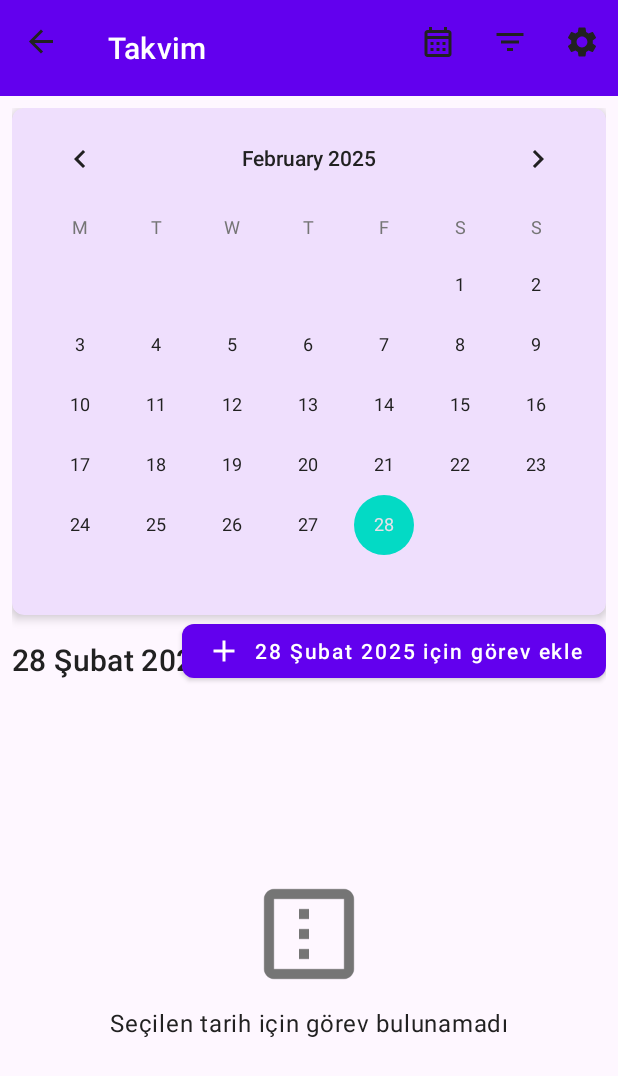
After one commit to hakantahta/hatirlatik, an Android app: the CalendarFragment screen opened through its navigation route, on a phone screen of 412 x 824 dp. The commit adds this screen. Shown: the top 1076 px of the screen. Run offline under Robolectric (Android 15) with nearby library versions, the phone set to English and light mode, and no system bars; our stand-ins replace Room's generated code, data binding, navigation-ui.

Commit message:
add calendar screen. fix bugs

```diff
--- a/app/src/main/java/com/tht/hatirlatik/MainActivity.java
+++ b/app/src/main/java/com/tht/hatirlatik/MainActivity.java
@@ -307,8 +307,12 @@ public class MainActivity extends AppCompatActivity implements InternetHelper.In
     @Override
     public boolean onOptionsItemSelected(MenuItem item) {
         try {
-            if (item.getItemId() == R.id.action_settings && navController != null) {
+            int itemId = item.getItemId();
+            if (itemId == R.id.action_settings && navController != null) {
                 navController.navigate(R.id.action_taskList_to_settings);
+                return true;
+            } else if (itemId == R.id.action_calendar && navController != null) {
+                navController.navigate(R.id.action_taskList_to_calendar);
                 return true;
             }
             return super.onOptionsItemSelected(item);
--- /dev/null
+++ b/app/src/main/java/com/tht/hatirlatik/ui/fragment/CalendarFragment.java
@@ -0,0 +1,201 @@
+package com.tht.hatirlatik.ui.fragment;
+
+import android.os.Bundle;
+import android.view.LayoutInflater;
+import android.view.View;
+import android.view.ViewGroup;
+import android.widget.CalendarView;
+import android.widget.TextView;
+
+import androidx.annotation.NonNull;
+import androidx.annotation.Nullable;
+import androidx.fragment.app.Fragment;
+import androidx.lifecycle.ViewModelProvider;
+import androidx.navigation.Navigation;
+import androidx.recyclerview.widget.RecyclerView;
+
+import com.google.android.material.button.MaterialButton;
+import com.google.android.material.progressindicator.CircularProgressIndicator;
+import com.google.android.material.snackbar.Snackbar;
+import com.tht.hatirlatik.R;
+import com.tht.hatirlatik.model.Task;
+import com.tht.hatirlatik.ui.adapter.TaskAdapter;
+import com.tht.hatirlatik.viewmodel.TaskViewModel;
+
+import java.text.SimpleDateFormat;
+import java.util.ArrayList;
+import java.util.Calendar;
+import java.util.Date;
+import java.util.List;
+import java.util.Locale;
+import java.util.stream.Collectors;
+
+public class CalendarFragment extends Fragment implements TaskAdapter.TaskItemListener {
+
+    private TaskViewModel viewModel;
+    private TaskAdapter adapter;
+    private CalendarView calendarView;
+    private TextView selectedDateTextView;
+    private MaterialButton addTaskButton;
+    private RecyclerView tasksRecyclerView;
+    private View emptyStateView;
+    private CircularProgressIndicator progressBar;
+    private Calendar selectedDate = Calendar.getInstance();
+    private static final SimpleDateFormat dateFormat = new SimpleDateFormat("d MMMM yyyy", new Locale("tr"));
+
+    @Override
+    public View onCreateView(@NonNull LayoutInflater inflater, ViewGroup container,
+                             Bundle savedInstanceState) {
+        return inflater.inflate(R.layout.fragment_calendar, container, false);
+    }
+
+    @Override
+    public void onViewCreated(@NonNull View view, @Nullable Bundle savedInstanceState) {
+        super.onViewCreated(view, savedInstanceState);
+
+        // View'ları başlat
+        initViews(view);
+
+        // ViewModel'i başlat
+        viewModel = new ViewModelProvider(this).get(TaskViewModel.class);
+
+        // Adapter'ı başlat
+        setupRecyclerView();
+
+        // Takvim listener'ını ayarla
+        setupCalendarView();
+
+        // Görev ekleme butonunu ayarla
+        setupAddTaskButton();
+
+        // Observer'ları ayarla
+        setupObservers();
+
+        // Başlangıçta bugünün tarihini göster
+        updateSelectedDateUI();
+    }
+
+    private void initViews(View view) {
+        calendarView = view.findViewById(R.id.calendar_view);
+        selectedDateTextView = view.findViewById(R.id.text_selected_date);
+        addTaskButton = view.findViewById(R.id.button_add_task_for_date);
+        tasksRecyclerView = view.findViewById(R.id.recycler_view_tasks_for_date);
+        emptyStateView = view.findViewById(R.id.empty_state);
+        progressBar = view.findViewById(R.id.progress_bar);
+    }
+
+    private void setupRecyclerView() {
+        adapter = new TaskAdapter(this);
+        tasksRecyclerView.setAdapter(adapter);
+    }
+
+    private void setupCalendarView() {
+        calendarView.setOnDateChangeListener((view, year, month, dayOfMonth) -> {
+            selectedDate.set(Calendar.YEAR, year);
+            selectedDate.set(Calendar.MONTH, month);
+            selectedDate.set(Calendar.DAY_OF_MONTH, dayOfMonth);
+            updateSelectedDateUI();
+            filterTasksForSelectedDate();
+        });
+    }
+
+    private void setupAddTaskButton() {
+        addTaskButton.setOnClickListener(v -> {
+            // Seçilen tarihi bundle ile TaskFormFragment'a gönder
+            Bundle args = new Bundle();
+            args.putLong("selectedDate", selectedDate.getTimeInMillis());
+            Navigation.findNavController(requireView()).navigate(R.id.action_calendarFragment_to_taskForm, args);
+        });
+    }
+
+    private void setupObservers() {
+        viewModel.getTasks().observe(getViewLifecycleOwner(), tasks -> {
+            if (tasks != null) {
+                filterTasksForSelectedDate();
+            }
+        });
+
+        viewModel.getIsLoading().observe(getViewLifecycleOwner(), isLoading -> {
+            progressBar.setVisibility(isLoading ? View.VISIBLE : View.GONE);
+        });
+
+        viewModel.getErrorMessage().observe(getViewLifecycleOwner(), errorMessage -> {
+            if (errorMessage != null && !errorMessage.isEmpty()) {
+                Snackbar.make(requireView(), errorMessage, Snackbar.LENGTH_LONG).show();
+            }
+        });
+    }
+
+    private void updateSelectedDateUI() {
+        String formattedDate = dateFormat.format(selectedDate.getTime());
+        selectedDateTextView.setText(getString(R.string.tasks_for_date, formattedDate));
+        addTaskButton.setText(getString(R.string.add_task_for_date, formattedDate));
+    }
+
+    private void filterTasksForSelectedDate() {
+        List<Task> allTasks = viewModel.getTasks().getValue();
+        if (allTasks == null) {
+            showEmptyState();
+            return;
+        }
+
+        // Seçilen tarih için başlangıç ve bitiş zamanlarını ayarla
+        Calendar startOfDay = (Calendar) selectedDate.clone();
+        startOfDay.set(Calendar.HOUR_OF_DAY, 0);
+        startOfDay.set(Calendar.MINUTE, 0);
+        startOfDay.set(Calendar.SECOND, 0);
+        startOfDay.set(Calendar.MILLISECOND, 0);
+
+        Calendar endOfDay = (Calendar) selectedDate.clone();
+        endOfDay.set(Calendar.HOUR_OF_DAY, 23);
+        endOfDay.set(Calendar.MINUTE, 59);
+        endOfDay.set(Calendar.SECOND, 59);
+        endOfDay.set(Calendar.MILLISECOND, 999);
+
+        // Seçilen tarih için görevleri filtrele
+        List<Task> tasksForDate = allTasks.stream()
+                .filter(task -> {
+                    Date taskDate = task.getDateTime();
+                    return taskDate != null &&
+                            taskDate.after(startOfDay.getTime()) &&
+                            taskDate.before(endOfDay.getTime());
+                })
+                .collect(Collectors.toList());
+
+        if (tasksForDate.isEmpty()) {
+            showEmptyState();
+        } else {
+            hideEmptyState();
+            adapter.submitList(tasksForDate);
+        }
+    }
+
+    private void showEmptyState() {
+        emptyStateView.setVisibility(View.VISIBLE);
+        tasksRecyclerView.setVisibility(View.GONE);
+    }
+
+    private void hideEmptyState() {
+        emptyStateView.setVisibility(View.GONE);
+        tasksRecyclerView.setVisibility(View.VISIBLE);
+    }
+
+    @Override
+    public void onTaskClicked(Task task) {
+        // Görev detaylarına git
+        Bundle args = new Bundle();
+        args.putLong("taskId", task.getId());
+        Navigation.findNavController(requireView()).navigate(R.id.action_calendarFragment_to_taskDetail, args);
+    }
+
+    @Override
+    public void onTaskCheckedChanged(Task task, boolean isChecked) {
+        viewModel.updateTaskCompletionStatus(task.getId(), isChecked);
+    }
+
+    @Override
+    public void onTaskDeleteClicked(Task task) {
+        // Görev silme işlemi
+        viewModel.deleteTask(task);
+    }
+}
--- a/app/src/main/java/com/tht/hatirlatik/ui/fragment/TaskFormFragment.java
+++ b/app/src/main/java/com/tht/hatirlatik/ui/fragment/TaskFormFragment.java
@@ -72,6 +72,9 @@ public class TaskFormFragment extends Fragment {
 
         // Observer'ları ayarla
         setupObservers();
+
+        // Argümanları kontrol et
+        checkArguments();
     }
 
     private void initViews(View view) {
@@ -208,4 +211,21 @@ public class TaskFormFragment extends Fragment {
             Snackbar.make(getView(), message, Snackbar.LENGTH_LONG).show();
         }
     }
+
+    private void checkArguments() {
+        if (getArguments() != null) {
+            // Takvimden seçilen tarih varsa, onu kullan
+            long selectedDate = getArguments().getLong("selectedDate", -1L);
+            if (selectedDate != -1L) {
+                calendar.setTimeInMillis(selectedDate);
+                updateDateField();
+
+                // Saat için şu anki saati kullan
+                Calendar now = Calendar.getInstance();
+                calendar.set(Calendar.HOUR_OF_DAY, now.get(Calendar.HOUR_OF_DAY));
+                calendar.set(Calendar.MINUTE, now.get(Calendar.MINUTE));
+                updateTimeField();
+            }
+        }
+    }
 }
--- /dev/null
+++ b/app/src/main/res/layout/fragment_calendar.xml
@@ -0,0 +1,91 @@
+<?xml version="1.0" encoding="utf-8"?>
+<androidx.constraintlayout.widget.ConstraintLayout xmlns:android="http://schemas.android.com/apk/res/android"
+    xmlns:app="http://schemas.android.com/apk/res-auto"
+    xmlns:tools="http://schemas.android.com/tools"
+    android:layout_width="match_parent"
+    android:layout_height="match_parent"
+    android:padding="8dp">
+
+    <com.google.android.material.card.MaterialCardView
+        android:id="@+id/card_calendar"
+        android:layout_width="match_parent"
+        android:layout_height="wrap_content"
+        app:cardCornerRadius="8dp"
+        app:cardElevation="4dp"
+        app:layout_constraintTop_toTopOf="parent">
+
+        <CalendarView
+            android:id="@+id/calendar_view"
+            android:layout_width="match_parent"
+            android:layout_height="wrap_content"
+            android:firstDayOfWeek="2" />
+    </com.google.android.material.card.MaterialCardView>
+
+    <TextView
+        android:id="@+id/text_selected_date"
+        android:layout_width="wrap_content"
+        android:layout_height="wrap_content"
+        android:layout_marginTop="16dp"
+        android:textAppearance="?attr/textAppearanceHeadline6"
+        app:layout_constraintStart_toStartOf="parent"
+        app:layout_constraintTop_toBottomOf="@+id/card_calendar"
+        tools:text="24 Şubat 2024 için görevler" />
+
+    <com.google.android.material.button.MaterialButton
+        android:id="@+id/button_add_task_for_date"
+        android:layout_width="wrap_content"
+        android:layout_height="wrap_content"
+        android:text="@string/add_task"
+        app:icon="@drawable/ic_add"
+        app:layout_constraintEnd_toEndOf="parent"
+        app:layout_constraintTop_toBottomOf="@+id/card_calendar" />
+
+    <androidx.recyclerview.widget.RecyclerView
+        android:id="@+id/recycler_view_tasks_for_date"
+        android:layout_width="match_parent"
+        android:layout_height="0dp"
+        android:layout_marginTop="8dp"
+        android:clipToPadding="false"
+        app:layoutManager="androidx.recyclerview.widget.LinearLayoutManager"
+        app:layout_constraintBottom_toBottomOf="parent"
+        app:layout_constraintTop_toBottomOf="@+id/button_add_task_for_date"
+        tools:listitem="@layout/item_task" />
+
+    <LinearLayout
+        android:id="@+id/empty_state"
+        android:layout_width="wrap_content"
+        android:layout_height="wrap_content"
+        android:gravity="center"
+        android:orientation="vertical"
+        android:visibility="gone"
+        app:layout_constraintBottom_toBottomOf="@+id/recycler_view_tasks_for_date"
+        app:layout_constraintEnd_toEndOf="parent"
+        app:layout_constraintStart_toStartOf="parent"
+        app:layout_constraintTop_toTopOf="@+id/recycler_view_tasks_for_date">
+
+        <ImageView
+            android:layout_width="80dp"
+            android:layout_height="80dp"
+            android:contentDescription="@string/no_tasks_for_selected_date"
+            android:src="@drawable/ic_empty_list" />
+
+        <TextView
+            android:layout_width="wrap_content"
+            android:layout_height="wrap_content"
+            android:layout_marginTop="8dp"
+            android:text="@string/no_tasks_for_selected_date"
+            android:textAppearance="?attr/textAppearanceBody1" />
+
+    </LinearLayout>
+
+    <com.google.android.material.progressindicator.CircularProgressIndicator
+        android:id="@+id/progress_bar"
+        android:layout_width="wrap_content"
+        android:layout_height="wrap_content"
+        android:visibility="gone"
+        app:layout_constraintBottom_toBottomOf="parent"
+        app:layout_constraintEnd_toEndOf="parent"
+        app:layout_constraintStart_toStartOf="parent"
+        app:layout_constraintTop_toTopOf="parent" />
+
+</androidx.constraintlayout.widget.ConstraintLayout>
--- a/app/src/main/res/menu/menu_main.xml
+++ b/app/src/main/res/menu/menu_main.xml
@@ -3,8 +3,17 @@
     xmlns:app="http://schemas.android.com/apk/res-auto">
 
     <item
+        android:id="@+id/action_calendar"
+        android:orderInCategory="1"
+        android:title="@string/calendar_view"
+        android:icon="@drawable/ic_calendar"
+        app:showAsAction="always"
+        android:visible="true"
+        android:enabled="true" />
+
+    <item
         android:id="@+id/action_filter"
-        android:orderInCategory="1"
+        android:orderInCategory="2"
         android:title="@string/filter_tasks"
         android:icon="@drawable/ic_filter"
         app:showAsAction="always"
--- a/app/src/main/res/navigation/nav_graph.xml
+++ b/app/src/main/res/navigation/nav_graph.xml
@@ -30,6 +30,14 @@
         <action
             android:id="@+id/action_taskList_to_settings"
             app:destination="@id/settingsFragment"
+            app:enterAnim="@anim/slide_in_right"
+            app:exitAnim="@anim/slide_out_left"
+            app:popEnterAnim="@anim/slide_in_left"
+            app:popExitAnim="@anim/slide_out_right" />
+
+        <action
+            android:id="@+id/action_taskList_to_calendar"
+            app:destination="@id/calendarFragment"
             app:enterAnim="@anim/slide_in_right"
             app:exitAnim="@anim/slide_out_left"
             app:popEnterAnim="@anim/slide_in_left"
@@ -69,6 +77,11 @@
             android:name="taskId"
             app:argType="long"
             android:defaultValue="-1L" />
+
+        <argument
+            android:name="selectedDate"
+            app:argType="long"
+            android:defaultValue="-1L" />
     </fragment>
 
     <fragment
@@ -77,4 +90,31 @@
         android:label="@string/settings"
         tools:layout="@xml/preferences" />
 
+    <fragment
+        android:id="@+id/calendarFragment"
+        android:name="com.tht.hatirlatik.ui.fragment.CalendarFragment"
+        android:label="@string/calendar"
+        tools:layout="@layout/fragment_calendar">
+
+        <action
+            android:id="@+id/action_calendarFragment_to_taskForm"
+            app:destination="@id/taskFormFragment"
+            app:enterAnim="@anim/slide_in_right"
+            app:exitAnim="@anim/slide_out_left"
+            app:popEnterAnim="@anim/slide_in_left"
+            app:popExitAnim="@anim/slide_out_right" />
+
+        <action
+            android:id="@+id/action_calendarFragment_to_taskDetail"
+            app:destination="@id/taskDetailFragment"
+            app:enterAnim="@anim/slide_in_right"
+            app:exitAnim="@anim/slide_out_left"
+            app:popEnterAnim="@anim/slide_in_left"
+            app:popExitAnim="@anim/slide_out_right">
+            <argument
+                android:name="taskId"
+                app:argType="long" />
+        </action>
+    </fragment>
+
 </navigation>
--- a/app/src/main/res/values/strings.xml
+++ b/app/src/main/res/values/strings.xml
@@ -9,11 +9,19 @@
     <string name="delete_completed_tasks">Tamamlananları Sil</string>
     <string name="settings">Ayarlar</string>
     <string name="more_options">Diğer Seçenekler</string>
+    <string name="calendar_view">Takvim Görünümü</string>
 
     <!-- Actions -->
     <string name="add_task">Görev Ekle</string>
     <string name="edit_task">Görevi Düzenle</string>
     <string name="delete_task">Görevi Sil</string>
+
+    <!-- Calendar View -->
+    <string name="calendar">Takvim</string>
+    <string name="no_tasks_for_selected_date">Seçilen tarih için görev bulunamadı</string>
+    <string name="add_task_for_date">%s için görev ekle</string>
+    <string name="tasks_for_date">%s için görevler</string>
+    <string name="select_date">Tarih Seç</string>
 
     <!-- Task states -->
     <string name="task_completed">Görev Tamamlandı</string>
```
